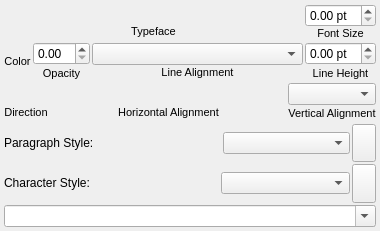
Qt form scribus/ui/propertywidget_textbase.ui (nitramr/scribus) before a commit.
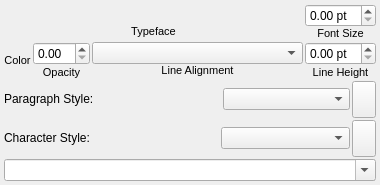
The same form after that commit. Icons and pictures are not drawn. Custom widgets are drawn as their Qt base class.

Commit message: text alignment separation

The edit to the form file:
```diff
--- a/scribus/ui/propertywidget_textbase.ui
+++ b/scribus/ui/propertywidget_textbase.ui
@@ -7,7 +7,7 @@
     <x>0</x>
     <y>0</y>
     <width>380</width>
-    <height>231</height>
+    <height>185</height>
    </rect>
   </property>
   <property name="sizePolicy">
@@ -256,121 +256,6 @@
      </item>
     </layout>
    </item>
-   <item>
-    <layout class="QHBoxLayout" name="horizontalLayout_5" stretch="0,1,0,1,0">
-     <property name="spacing">
-      <number>2</number>
-     </property>
-     <item>
-      <layout class="QVBoxLayout" name="verticalLayout_9">
-       <property name="spacing">
-        <number>0</number>
-       </property>
-       <item>
-        <widget class="DirectionSelect" name="textDirection" native="true">
-         <property name="minimumSize">
-          <size>
-           <width>0</width>
-           <height>0</height>
-          </size>
-         </property>
-        </widget>
-       </item>
-       <item>
-        <widget class="QLabel" name="label_6">
-         <property name="font">
-          <font>
-           <pointsize>8</pointsize>
-          </font>
-         </property>
-         <property name="text">
-          <string>Direction</string>
-         </property>
-         <property name="alignment">
-          <set>Qt::AlignCenter</set>
-         </property>
-        </widget>
-       </item>
-      </layout>
-     </item>
-     <item>
-      <spacer name="horizontalSpacer">
-       <property name="orientation">
-        <enum>Qt::Horizontal</enum>
-       </property>
-       <property name="sizeHint" stdset="0">
-        <size>
-         <width>40</width>
-         <height>20</height>
-        </size>
-       </property>
-      </spacer>
-     </item>
-     <item>
-      <layout class="QVBoxLayout" name="verticalLayout_8">
-       <property name="spacing">
-        <number>0</number>
-       </property>
-       <item>
-        <widget class="AlignSelect" name="textAlignment" native="true"/>
-       </item>
-       <item>
-        <widget class="QLabel" name="label_3">
-         <property name="font">
-          <font>
-           <pointsize>8</pointsize>
-          </font>
-         </property>
-         <property name="text">
-          <string>Horizontal Alignment</string>
-         </property>
-         <property name="alignment">
-          <set>Qt::AlignCenter</set>
-         </property>
-        </widget>
-       </item>
-      </layout>
-     </item>
-     <item>
-      <spacer name="horizontalSpacer_2">
-       <property name="orientation">
-        <enum>Qt::Horizontal</enum>
-       </property>
-       <property name="sizeHint" stdset="0">
-        <size>
-         <width>40</width>
-         <height>20</height>
-        </size>
-       </property>
-      </spacer>
-     </item>
-     <item>
-      <layout class="QVBoxLayout" name="verticalLayout_7">
-       <property name="spacing">
-        <number>0</number>
-       </property>
-       <item>
-        <widget class="QComboBox" name="verticalAlign"/>
-       </item>
-       <item>
-        <widget class="QLabel" name="verticalAlignLabel">
-         <property name="font">
-          <font>
-           <pointsize>8</pointsize>
-          </font>
-         </property>
-         <property name="text">
-          <string>Vertical Alignment</string>
-         </property>
-         <property name="alignment">
-          <set>Qt::AlignCenter</set>
-         </property>
-        </widget>
-       </item>
-      </layout>
-     </item>
-    </layout>
-   </item>
    <item>
     <layout class="QHBoxLayout" name="horizontalLayout_3" stretch="0,1,1,0">
      <property name="spacing">
@@ -537,18 +422,6 @@
    <extends>QComboBox</extends>
    <header>ui/spalette.h</header>
   </customwidget>
-  <customwidget>
-   <class>AlignSelect</class>
-   <extends>QWidget</extends>
-   <header>ui/alignselect.h</header>
-   <container>1</container>
-  </customwidget>
-  <customwidget>
-   <class>DirectionSelect</class>
-   <extends>QWidget</extends>
-   <header>ui/directionselect.h</header>
-   <container>1</container>
-  </customwidget>
  </customwidgets>
  <resources/>
  <connections/>
```
The commit also changes 11 other files.
